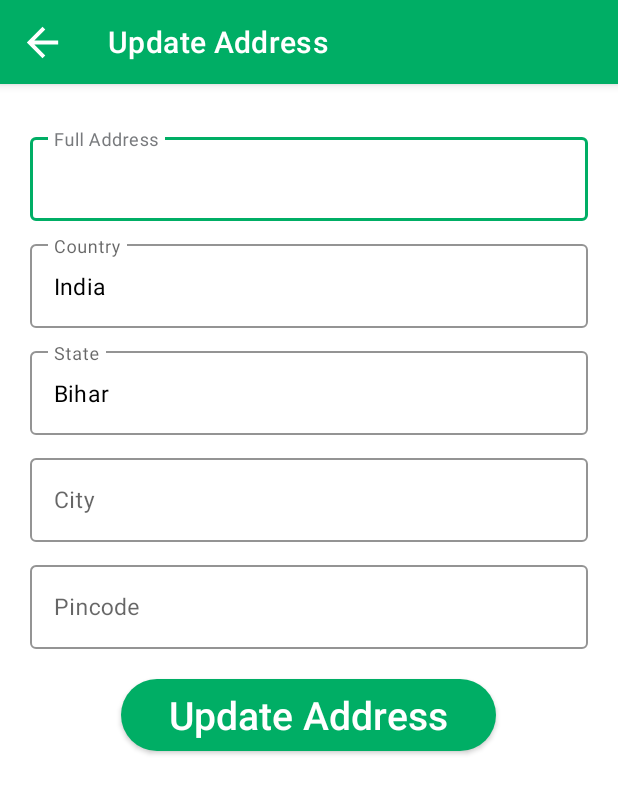
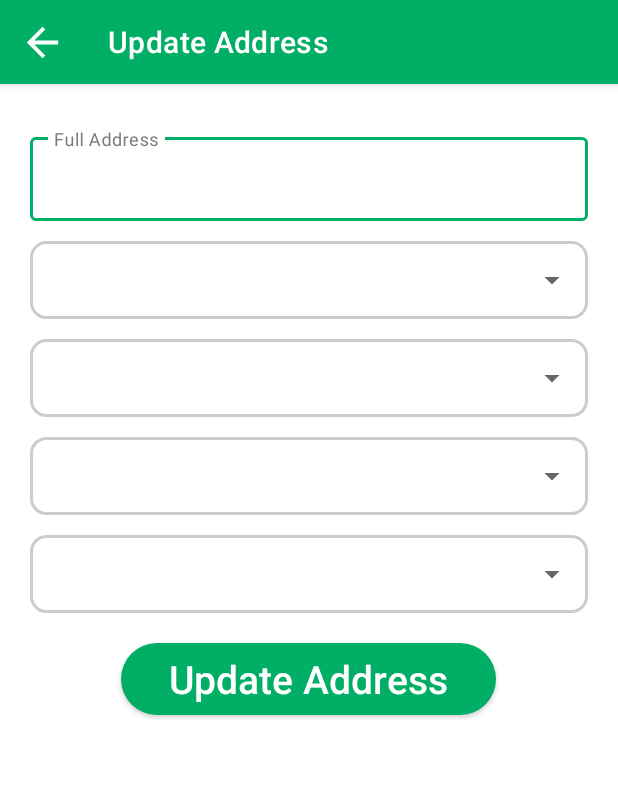
Before and after one commit to vishalthakor-wits/groFast_user, an Android app: the EditAddress screen opened directly, with no data from a screen before it, on a phone screen of 412 x 824 dp. Shown: the top 794 px of the screen. Run offline under Robolectric (Android 15) with nearby library versions, the phone set to English and light mode, and no system bars; our stand-ins replace sdp/ssp sizes.

Commit message:
add spinner in add address and edit address

```diff
--- a/app/src/main/java/com/wits/grofast_user/Details/EditAddress.java
+++ b/app/src/main/java/com/wits/grofast_user/Details/EditAddress.java
@@ -10,6 +10,7 @@ import android.widget.EditText;
 import android.widget.Spinner;
 
 import androidx.appcompat.app.AppCompatActivity;
+import androidx.appcompat.widget.AppCompatSpinner;
 
 import com.google.android.material.textfield.TextInputEditText;
 import com.wits.grofast_user.Api.responseModels.AddressModel;
@@ -22,7 +23,8 @@ public class EditAddress extends AppCompatActivity {
     private AddressModel addressModel;
     private final String TAG = "EditAddress";
 
-    private TextInputEditText country, state, address, spinCity, spinPincode;
+    private TextInputEditText address ;
+    AppCompatSpinner state, country, spinCity, spinPincode;
     private List<String> cityList = new ArrayList<>();
     private List<String> pincodeList = new ArrayList<>();
 
@@ -54,13 +56,9 @@ public class EditAddress extends AppCompatActivity {
             }
 
             address.setText(addressModel.getAddress());
-            country.setText(addressModel.getCountry());
-            state.setText(addressModel.getState());
-            spinCity.setText(addressModel.getCity());
-            spinPincode.setText(addressModel.getPin_code());
 
-//            cityList.add(addressModel.getCity());
-//            pincodeList.add(addressModel.getPin_code());
+            cityList.add(addressModel.getCity());
+            pincodeList.add(addressModel.getPin_code());
 
             ArrayAdapter<String> cityAdapter = new ArrayAdapter<>(getApplicationContext(), android.R.layout.simple_spinner_item, cityList);
             ArrayAdapter<String> pincodeAdapter = new ArrayAdapter<>(getApplicationContext(), android.R.layout.simple_spinner_item, pincodeList);
@@ -68,8 +66,8 @@ public class EditAddress extends AppCompatActivity {
             cityAdapter.setDropDownViewResource(android.R.layout.simple_spinner_dropdown_item);
             pincodeAdapter.setDropDownViewResource(android.R.layout.simple_spinner_dropdown_item);
 
-//            spinCity.setAdapter(cityAdapter);
-//            spinPincode.setAdapter(pincodeAdapter);
+            spinCity.setAdapter(cityAdapter);
+            spinPincode.setAdapter(pincodeAdapter);
         }
     }
 
--- a/app/src/main/res/layout/activity_edit_address.xml
+++ b/app/src/main/res/layout/activity_edit_address.xml
@@ -37,87 +37,73 @@
 
             </com.google.android.material.textfield.TextInputLayout>
 
-            <com.google.android.material.textfield.TextInputLayout
-                style="@style/Widget.MaterialComponents.TextInputLayout.OutlinedBox"
+            <LinearLayout
                 android:layout_width="match_parent"
-                android:layout_height="wrap_content"
-                android:layout_marginTop="10dp"
-                android:hint="@string/country"
-                app:boxStrokeColor="@color/active"
-                app:hintTextColor="@color/default_color">
+                android:layout_height="@dimen/_40sdp"
+                android:layout_marginTop="@dimen/_10sdp"
+                android:background="@drawable/textview_design"
+                android:orientation="vertical">
 
-                <com.google.android.material.textfield.TextInputEditText
+                <androidx.appcompat.widget.AppCompatSpinner
                     android:id="@+id/edit_address_country"
                     android:layout_width="match_parent"
-                    android:layout_height="wrap_content"
-                    android:clickable="false"
-                    android:editable="false"
-                    android:focusable="false"
-                    android:text="@string/India"
-                    android:textColor="@color/textview_text_color"
-                    android:textSize="@dimen/hint_text_size" />
+                    android:layout_height="match_parent"
+                    android:dropDownVerticalOffset="0dp"
+                    android:padding="@dimen/_5sdp"
+                    android:spinnerMode="dropdown" />
 
-            </com.google.android.material.textfield.TextInputLayout>
+            </LinearLayout>
 
-            <com.google.android.material.textfield.TextInputLayout
-                style="@style/Widget.MaterialComponents.TextInputLayout.OutlinedBox"
+            <LinearLayout
                 android:layout_width="match_parent"
-                android:layout_height="wrap_content"
-                android:layout_marginTop="10dp"
-                android:hint="@string/state"
-                app:boxStrokeColor="@color/active"
-                app:hintTextColor="@color/default_color">
+                android:layout_height="@dimen/_40sdp"
+                android:layout_marginTop="@dimen/_10sdp"
+                android:background="@drawable/textview_design"
+                android:orientation="vertical">
 
-                <com.google.android.material.textfield.TextInputEditText
+                <androidx.appcompat.widget.AppCompatSpinner
                     android:id="@+id/edit_address_state"
                     android:layout_width="match_parent"
-                    android:layout_height="wrap_content"
-                    android:clickable="false"
-                    android:editable="false"
-                    android:focusable="false"
-                    android:text="@string/Bihar"
-                    android:textColor="@color/textview_text_color"
-                    android:textSize="@dimen/hint_text_size" />
+                    android:layout_height="match_parent"
+                    android:dropDownVerticalOffset="0dp"
+                    android:padding="@dimen/_5sdp"
+                    android:spinnerMode="dropdown" />
 
-            </com.google.android.material.textfield.TextInputLayout>
+            </LinearLayout>
 
-            <com.google.android.material.textfield.TextInputLayout
-                style="@style/Widget.MaterialComponents.TextInputLayout.OutlinedBox"
+            <LinearLayout
                 android:layout_width="match_parent"
-                android:layout_height="wrap_content"
-                android:layout_marginTop="10dp"
-                android:hint="@string/city"
-                app:boxStrokeColor="@color/active"
-                app:hintTextColor="@color/default_color">
+                android:layout_height="@dimen/_40sdp"
+                android:layout_marginTop="@dimen/_10sdp"
+                android:background="@drawable/textview_design"
+                android:orientation="vertical">
 
-                <com.google.android.material.textfield.TextInputEditText
+                <androidx.appcompat.widget.AppCompatSpinner
                     android:id="@+id/edit_address_city"
                     android:layout_width="match_parent"
-                    android:layout_height="wrap_content"
-                    android:textColor="@color/textview_text_color"
-                    android:textSize="@dimen/hint_text_size" />
+                    android:layout_height="match_parent"
+                    android:dropDownVerticalOffset="0dp"
+                    android:padding="@dimen/_5sdp"
+                    android:spinnerMode="dropdown" />
 
-            </com.google.android.material.textfield.TextInputLayout>
+            </LinearLayout>
 
-            <com.google.android.material.textfield.TextInputLayout
-                style="@style/Widget.MaterialComponents.TextInputLayout.OutlinedBox"
+            <LinearLayout
                 android:layout_width="match_parent"
-                android:layout_height="wrap_content"
-                android:layout_marginTop="10dp"
-                android:hint="@string/pincode"
-                app:boxStrokeColor="@color/active"
-                app:hintTextColor="@color/default_color">
+                android:layout_height="@dimen/_40sdp"
+                android:layout_marginTop="@dimen/_10sdp"
+                android:background="@drawable/textview_design"
+                android:orientation="vertical">
 
-                <com.google.android.material.textfield.TextInputEditText
+                <androidx.appcompat.widget.AppCompatSpinner
                     android:id="@+id/edit_address_pincode"
                     android:layout_width="match_parent"
-                    android:layout_height="wrap_content"
-                    android:inputType="number"
-                    android:maxLength="6"
-                    android:textColor="@color/textview_text_color"
-                    android:textSize="@dimen/hint_text_size" />
+                    android:layout_height="match_parent"
+                    android:dropDownVerticalOffset="0dp"
+                    android:padding="@dimen/_5sdp"
+                    android:spinnerMode="dropdown" />
 
-            </com.google.android.material.textfield.TextInputLayout>
+            </LinearLayout>
 
         </LinearLayout>
 
```
Also changed, not shown: app/src/main/java/com/wits/grofast_user/Details/AddAddress.java (+7 -5 lines), app/src/main/res/layout/activity_add_address.xml (+44 -59 lines).
